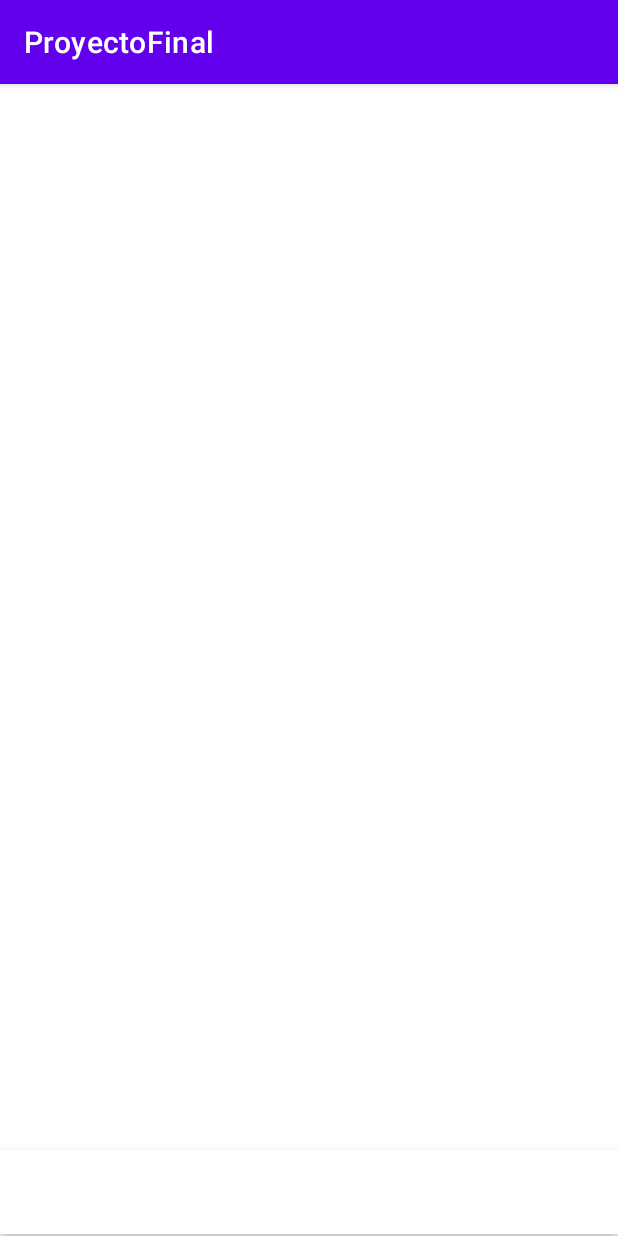
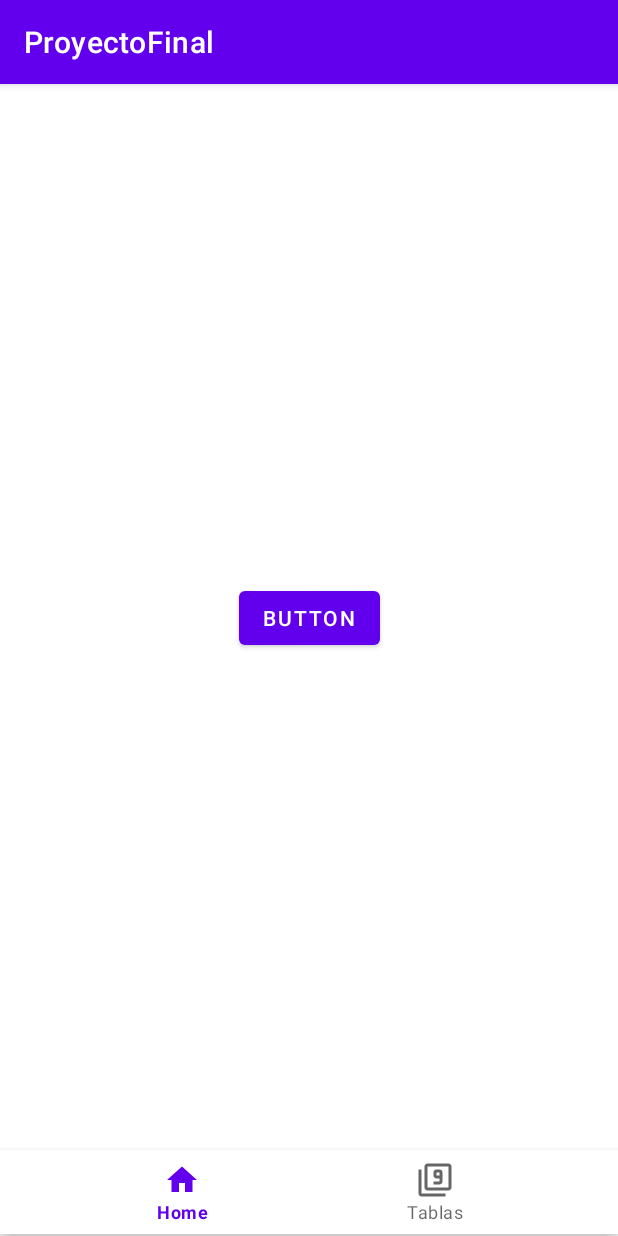
Before and after one commit to MarcosPerezVillegas/ProyectoFinal, an Android app: the screen it shows after launch (MainActivity), on a phone screen of 412 x 824 dp. Run offline under Robolectric (Android 15) with nearby library versions, the phone set to English and light mode, and no system bars.

Commit message:
Fragmentos, correciones

```diff
--- a/app/src/main/java/marcos/fransisco/proyectofinal/InicioFragment.kt
+++ b/app/src/main/java/marcos/fransisco/proyectofinal/InicioFragment.kt
@@ -5,6 +5,7 @@
 import android.view.LayoutInflater
 import android.view.View
 import android.view.ViewGroup
+import marcos.fransisco.proyectofinal.R
 
 class InicioFragment : Fragment() {
 
--- a/app/src/main/java/marcos/fransisco/proyectofinal/RespuestaTablasFragment.kt
+++ b/app/src/main/java/marcos/fransisco/proyectofinal/RespuestaTablasFragment.kt
@@ -9,6 +9,7 @@
 import android.widget.Button
 import androidx.navigation.fragment.findNavController
 import com.airbnb.lottie.LottieAnimationView
+import marcos.fransisco.proyectofinal.R
 
 class RespuestaTablasFragment : Fragment() {
     lateinit var animationView: LottieAnimationView
--- a/app/src/main/java/marcos/fransisco/proyectofinal/TablasFragment.kt
+++ b/app/src/main/java/marcos/fransisco/proyectofinal/TablasFragment.kt
@@ -7,13 +7,11 @@
 import android.view.ViewGroup
 import android.widget.Button
 import androidx.navigation.fragment.findNavController
-import android.R
+import marcos.fransisco.proyectofinal.R
+
 
 class TablasFragment : Fragment() {
-    private var param1: String? = null
-    private var param2: String? = null
     lateinit var btnPracticar : Button
-
     override fun onCreateView(
         inflater: LayoutInflater, container: ViewGroup?,
         savedInstanceState: Bundle?
--- a/app/src/main/java/marcos/fransisco/proyectofinal/tablasPracticarFragment.kt
+++ b/app/src/main/java/marcos/fransisco/proyectofinal/tablasPracticarFragment.kt
@@ -9,8 +9,8 @@
 import android.widget.Button
 import android.widget.EditText
 import android.widget.TextView
-import android.R
 import androidx.navigation.fragment.findNavController
+import marcos.fransisco.proyectofinal.R
 import kotlin.random.Random
 
 var respuestaCorrecta= false
@@ -27,7 +27,7 @@
         inflater: LayoutInflater, container: ViewGroup?,
         savedInstanceState: Bundle?
     ): View? {
-        val vistaPracticarTablas = inflater.inflate(R.layout., container, false)
+        val vistaPracticarTablas = inflater.inflate(R.layout.fragment_tablas_practicar, container, false)
         fun multi(){
             factor1 = Random.nextInt(0,10)
             factor2 = Random.nextInt(0,10)
--- /dev/null
+++ b/app/src/main/res/menu/bottom_menu.xml
@@ -0,0 +1,11 @@
+<?xml version="1.0" encoding="utf-8"?>
+<menu xmlns:android="http://schemas.android.com/apk/res/android">
+
+    <item android:title="Home"
+        android:icon="@drawable/ic_home"
+        android:id="@+id/inicioFragment"
+        />
+    <item android:title="Tablas"
+        android:icon="@drawable/ic_tablas"
+        android:id="@+id/tablasFragment"/>
+</menu>
```
